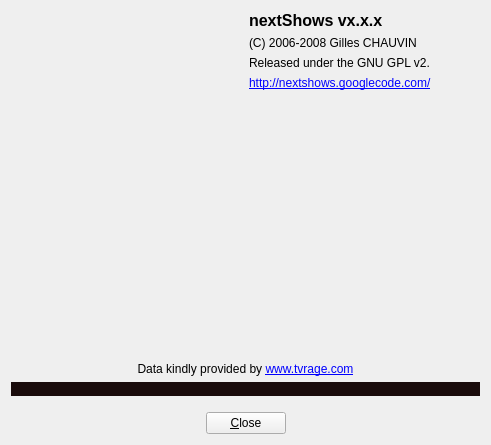
This is nextShows/src/ui/aboutdialog.ui in gilcn/nextshows as Qt 5 draws it before an edit. The edited form follows.
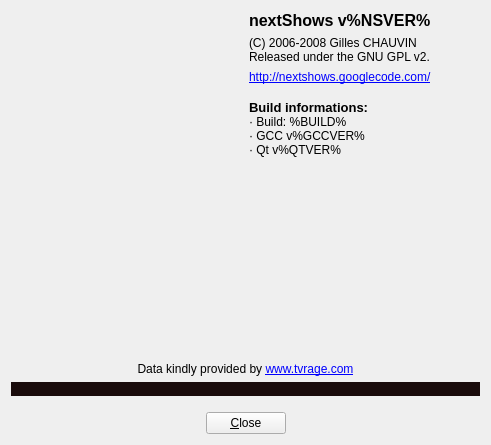
This is the edited form. Icons and pictures are not drawn.

Commit message: - More "about" dialog infos - Some cosmetic changes

Patch:
```diff
--- a/nextShows/src/ui/aboutdialog.ui
+++ b/nextShows/src/ui/aboutdialog.ui
@@ -55,14 +55,15 @@
           </font>
          </property>
          <property name="text" >
-          <string>nextShows vx.x.x</string>
+          <string>nextShows v%NSVER%</string>
          </property>
         </widget>
        </item>
        <item>
         <widget class="QLabel" name="lblCopyright" >
          <property name="text" >
-          <string>(C) 2006-2008 Gilles CHAUVIN</string>
+          <string>(C) 2006-2008 Gilles CHAUVIN
+Released under the GNU GPL v2.</string>
          </property>
          <property name="textFormat" >
           <enum>Qt::AutoText</enum>
@@ -72,13 +73,6 @@
          </property>
         </widget>
        </item>
-       <item>
-        <widget class="QLabel" name="lblLicense" >
-         <property name="text" >
-          <string>Released under the GNU GPL v2.</string>
-         </property>
-        </widget>
-       </item>
        <item>
         <widget class="QLabel" name="lblHomeUrl" >
          <property name="text" >
@@ -97,10 +91,40 @@
          <property name="orientation" >
           <enum>Qt::Vertical</enum>
          </property>
+         <property name="sizeType" >
+          <enum>QSizePolicy::Fixed</enum>
+         </property>
          <property name="sizeHint" stdset="0" >
           <size>
            <width>20</width>
-           <height>81</height>
+           <height>10</height>
+          </size>
+         </property>
+        </spacer>
+       </item>
+       <item>
+        <widget class="QLabel" name="lblBuildInfos" >
+         <property name="text" >
+          <string>&lt;!DOCTYPE HTML PUBLIC "-//W3C//DTD HTML 4.0//EN" "http://www.w3.org/TR/REC-html40/strict.dtd">
+&lt;html>&lt;head>&lt;meta name="qrichtext" content="1" />&lt;style type="text/css">
+p, li { white-space: pre-wrap; }
+&lt;/style>&lt;/head>&lt;body style=" font-family:'Sans Serif'; font-size:9pt; font-weight:400; font-style:normal;">
+&lt;p style=" margin-top:0px; margin-bottom:0px; margin-left:0px; margin-right:0px; -qt-block-indent:0; text-indent:0px;">&lt;span style=" font-size:10pt; font-weight:600;">Build informations:&lt;/span>&lt;/p>
+&lt;p style=" margin-top:0px; margin-bottom:0px; margin-left:0px; margin-right:0px; -qt-block-indent:0; text-indent:0px; font-size:10pt; font-weight:600;">&lt;span style=" font-size:9pt; font-weight:400;">· Build: %BUILD%&lt;/span>&lt;/p>
+&lt;p style=" margin-top:0px; margin-bottom:0px; margin-left:0px; margin-right:0px; -qt-block-indent:0; text-indent:0px;">· GCC v%GCCVER%&lt;/p>
+&lt;p style=" margin-top:0px; margin-bottom:0px; margin-left:0px; margin-right:0px; -qt-block-indent:0; text-indent:0px;">· Qt v%QTVER%&lt;/p>&lt;/body>&lt;/html></string>
+         </property>
+        </widget>
+       </item>
+       <item>
+        <spacer name="verticalSpacer_3" >
+         <property name="orientation" >
+          <enum>Qt::Vertical</enum>
+         </property>
+         <property name="sizeHint" stdset="0" >
+          <size>
+           <width>20</width>
+           <height>40</height>
           </size>
          </property>
         </spacer>
```
The commit also changes 7 other files.
